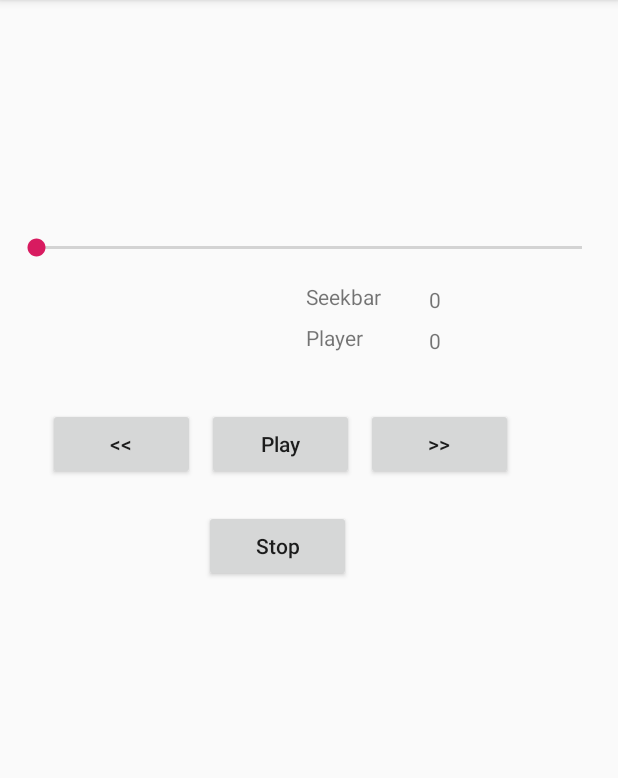
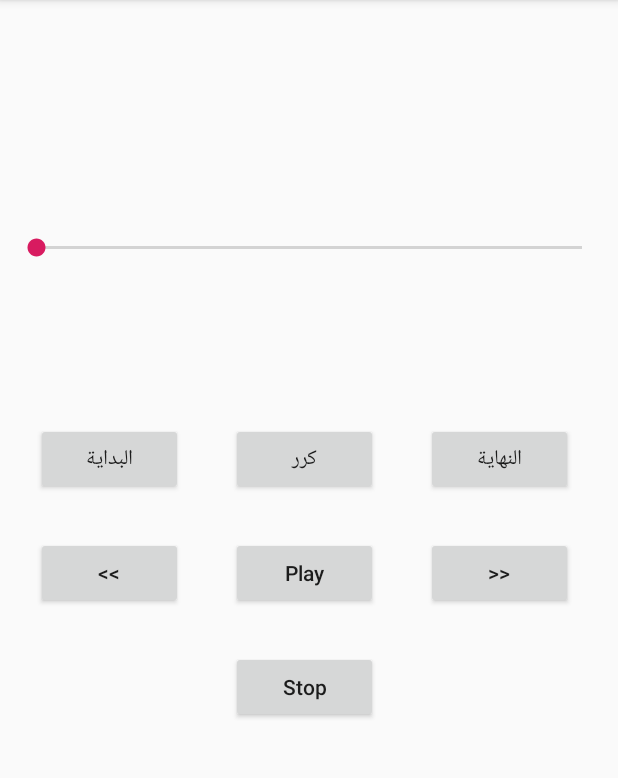
Before and after one commit to tayaraak/QuranbyHeart, an Android app: the screen it shows after launch (MainActivity), on a phone screen of 412 x 824 dp, the part 84-862 px from its top. Run offline under Robolectric (Android 15) with nearby library versions, the light colour scheme and no system bars.

Commit message:
Repeat function working

```diff
--- a/app/src/main/java/com/tayaraak/quranbyheart/MainActivity.java
+++ b/app/src/main/java/com/tayaraak/quranbyheart/MainActivity.java
@@ -4,27 +4,40 @@ import android.media.MediaPlayer;
 import android.os.Handler;
 import android.support.v7.app.AppCompatActivity;
 import android.os.Bundle;
-import android.util.Log;
 import android.view.View;
 import android.widget.Button;
 import android.widget.SeekBar;
 import android.widget.TextView;
 
-public class MainActivity extends AppCompatActivity {
+public class MainActivity extends AppCompatActivity implements View.OnClickListener {
 
     MediaPlayer player;
-    Button playPauseBtn;
-    Button stopBtn;
-    Button fwdBtn;
-    Button rwdBtn;
+
+    Button btnPlayPause;
+    Button btnStop;
+    Button btnFor;
+    Button btnRew;
+    Button btnStart;
+    Button btnEnd;
+    Button btnRepeat;
+
     SeekBar seekBar;
+
     Runnable runnable;
     Handler handler;
-    TextView playerValueTv;
-    TextView seekBarTv;
+
+    TextView tvCurrentPosition;
+    TextView tvTotalDuration;
+    TextView startTv;
+    TextView endTv;
+
+    int startPosition = 0;
+    int endPosition = 0;
+    boolean repeat = false;
+    boolean isRepeating = false;
+
 
     String TAG = "Main Activity";
-
 
 
     @Override
@@ -32,34 +45,36 @@ public class MainActivity extends AppCompatActivity {
         super.onCreate(savedInstanceState);
         setContentView(R.layout.activity_main);
 
-        playPauseBtn = (Button) findViewById(R.id.btnPlayPause);
-        stopBtn = (Button) findViewById(R.id.btnStop);
-        fwdBtn = (Button) findViewById(R.id.btnFor);
-        rwdBtn = (Button) findViewById(R.id.btnRew);
+        btnPlayPause = (Button) findViewById(R.id.btnPlayPause);
+        btnStop = (Button) findViewById(R.id.btnStop);
+        btnFor = (Button) findViewById(R.id.btnFor);
+        btnRew = (Button) findViewById(R.id.btnRew);
+        btnRepeat = (Button) findViewById(R.id.btnRepeat);
         seekBar = (SeekBar) findViewById(R.id.seekBar);
-        playerValueTv = (TextView) findViewById(R.id.PlayerValue);
-        seekBarTv = (TextView) findViewById(R.id.seekBarValue);
+        startTv = (TextView) findViewById(R.id.startTv);
+        endTv = (TextView) findViewById(R.id.endTv);
+        btnStart = (Button) findViewById(R.id.startBtn);
+        btnEnd = (Button) findViewById(R.id.endBtn);
+        tvCurrentPosition = (TextView) findViewById(R.id.tvCurrentPosition);
+        tvTotalDuration = (TextView) findViewById(R.id.tvTotalDuration);
         handler = new Handler();
-
-        player = MediaPlayer.create(this, R.raw.alnajm);
-
-        player.setOnPreparedListener(new MediaPlayer.OnPreparedListener() {
-            @Override
-            public void onPrepared(MediaPlayer mp) {
-                seekBar.setMax(player.getDuration());
-                changeSeekBar();
-            }
-        });
 
         seekBar.setOnSeekBarChangeListener(new SeekBar.OnSeekBarChangeListener() {
 
             @Override
             public void onProgressChanged(SeekBar seekBar, int progress, boolean fromUser) {
-                if (fromUser){
-                    Log.d(TAG, "onProgressChanged: " + progress);
-                    player.seekTo(progress);
+                if (fromUser) {
+                    if (player != null) {
+                        player.seekTo(progress);
+                        changeSeekBar();
+                    }
+                }
+                else {
+                    if (repeat && player.getCurrentPosition() >= endPosition){
+                        player.seekTo(startPosition);
+                }
+                }
 
-                }
             }
 
             @Override
@@ -73,68 +88,27 @@ public class MainActivity extends AppCompatActivity {
             }
         });
 
-        playPauseBtn.setOnClickListener(new View.OnClickListener() {
-            @Override
-            public void onClick(View v) {
+        btnPlayPause.setOnClickListener(this);
+        btnStop.setOnClickListener(this);
+        btnFor.setOnClickListener(this);
+        btnRew.setOnClickListener(this);
+        btnStart.setOnClickListener(this);
+        btnEnd.setOnClickListener(this);
+        btnRepeat.setOnClickListener(this);
 
-                player.setOnCompletionListener(new MediaPlayer.OnCompletionListener() {
-                    @Override
-                    public void onCompletion(MediaPlayer mp) {
-                        stopPlayer();
-                    }
-                });
-
-                if (player.isPlaying()){
-                    player.pause();
-                    playPauseBtn.setText("Play");
-                }else {
-                    player.start();
-                    player.seekTo(seekBar.getProgress());
-                    changeSeekBar();
-                    playPauseBtn.setText("Pause");
-
-                }
-            }
-        });
-
-
-
-        stopBtn.setOnClickListener(new View.OnClickListener() {
-            @Override
-            public void onClick(View v) {
-               stop();
-            }
-        });
-
-        fwdBtn.setOnClickListener(new View.OnClickListener() {
-            @Override
-            public void onClick(View v) {
-                if (player!=null){
-                    player.seekTo(player.getCurrentPosition()+5000);
-                }
-            }
-        });
-        rwdBtn.setOnClickListener(new View.OnClickListener() {
-            @Override
-            public void onClick(View v) {
-                if (player != null){
-                    player.seekTo(player.getCurrentPosition()-5000);
-                }
-            }
-        });
 
     }
 
-    public void stop(){
-        if (player != null){
-            stopPlayer();
-        }
-    }
+    public void stopPlayer() {
+        if (player != null) {
+            seekBar.setProgress(0);
+            player.seekTo(0);
+            tvCurrentPosition.setText(String.valueOf(0));
+            player.release();
 
-    public void stopPlayer(){
-        if (player != null) {
-            player.release();
+
             player = null;
+            btnPlayPause.setText("Play");
         }
     }
 
@@ -143,15 +117,86 @@ public class MainActivity extends AppCompatActivity {
         super.onStop();
         stopPlayer();
     }
-    private void changeSeekBar() {
-        if (player != null){
-            seekBar.setProgress(player.getCurrentPosition());
 
-            playerValueTv.setText( String.valueOf(player.getCurrentPosition()/1000));
-            seekBarTv.setText(String.valueOf(seekBar.getProgress()/1000));
+
+
+    @Override
+    public void onClick(View v) {
+        switch (v.getId()) {
+            case (R.id.btnPlayPause):
+                playPause();
+
+                break;
+            case (R.id.btnStop):
+                stopPlayer();
+
+                break;
+            case (R.id.btnFor):
+                if (player != null) {
+                    player.seekTo(player.getCurrentPosition() + 5000);
+                }
+                break;
+            case (R.id.btnRew):
+                if (player != null) {
+                    player.seekTo(player.getCurrentPosition() - 5000);
+                }
+                break;
+            case (R.id.startBtn):
+                if (player != null){
+                   startPosition = player.getCurrentPosition();
+                   startTv.setText(String.valueOf(startPosition));
+                }
+                break;
+            case (R.id.endBtn):
+            if (player != null){
+                endPosition = player.getCurrentPosition();
+                endTv.setText(String.valueOf(endPosition));
+            }
+            break;
+            case (R.id.btnRepeat):
+            repeatSegment();
+
+            break;
         }
 
-        if (player !=null && player.isPlaying()){
+
+    }
+
+    private void playPause(){
+
+        if (player == null) {
+            player = MediaPlayer.create(this, R.raw.salat);
+            player.setOnPreparedListener(new MediaPlayer.OnPreparedListener() {
+                @Override
+                public void onPrepared(MediaPlayer mp) {
+                    seekBar.setMax(player.getDuration());
+                    tvTotalDuration.setText(String.valueOf(player.getDuration()/1000));
+                }
+            });
+            player.start();
+            changeSeekBar();
+            btnPlayPause.setText("Pause");
+        }else
+        if (player.isPlaying()) {
+            player.pause();
+            btnPlayPause.setText("Play");
+        } else {
+            player.start();
+            btnPlayPause.setText("Pause");
+
+        }
+
+    }
+    private void changeSeekBar() {
+        if (player != null) {
+            seekBar.setProgress(player.getCurrentPosition());
+            tvCurrentPosition.setText("" + player.getCurrentPosition()/1000);
+
+
+
+        }
+
+        if (player != null && player.isPlaying()) {
             runnable = new Runnable() {
                 @Override
                 public void run() {
@@ -163,4 +208,23 @@ public class MainActivity extends AppCompatActivity {
         }
 
     }
+
+    private void repeatSegment (){
+
+
+        if (player != null){
+
+            if (repeat) {
+                repeat = false;
+                startTv.setText("");
+                endTv.setText("");
+            } else {
+                repeat = true;
+                player.seekTo(startPosition);
+            }
+
+
+
+        }
+    }
 }
--- a/app/src/main/res/layout/activity_main.xml
+++ b/app/src/main/res/layout/activity_main.xml
@@ -6,17 +6,27 @@
     android:layout_height="match_parent"
     tools:context=".MainActivity">
 
+
+    <TextView
+        android:id="@+id/endTv"
+        android:layout_width="wrap_content"
+        android:layout_height="24dp"
+        android:layout_marginBottom="8dp"
+        app:layout_constraintBottom_toTopOf="@+id/endBtn"
+        app:layout_constraintEnd_toEndOf="@+id/endBtn"
+        app:layout_constraintStart_toStartOf="@+id/endBtn" />
+
     <Button
         android:id="@+id/btnPlayPause"
         android:layout_width="98dp"
         android:layout_height="48dp"
-        android:layout_marginStart="8dp"
-        android:layout_marginLeft="8dp"
-        android:layout_marginTop="272dp"
+        android:layout_marginStart="32dp"
+        android:layout_marginLeft="32dp"
+        android:layout_marginTop="28dp"
         android:text="Play"
         android:textAllCaps="false"
         app:layout_constraintStart_toEndOf="@+id/btnRew"
-        app:layout_constraintTop_toTopOf="parent" />
+        app:layout_constraintTop_toBottomOf="@+id/startBtn" />
 
     <SeekBar
         android:id="@+id/seekBar"
@@ -36,80 +46,100 @@
         android:id="@+id/btnFor"
         android:layout_width="98dp"
         android:layout_height="48dp"
-        android:layout_marginStart="8dp"
-        android:layout_marginLeft="8dp"
-        android:layout_marginTop="272dp"
+        android:layout_marginStart="32dp"
+        android:layout_marginLeft="32dp"
+        android:layout_marginTop="28dp"
         android:text="&gt;&gt;"
         android:textAllCaps="false"
         app:layout_constraintStart_toEndOf="@+id/btnPlayPause"
-        app:layout_constraintTop_toTopOf="parent" />
+        app:layout_constraintTop_toBottomOf="@+id/endBtn" />
 
     <Button
         android:id="@+id/btnRew"
         android:layout_width="98dp"
         android:layout_height="48dp"
-        android:layout_marginStart="32dp"
-        android:layout_marginLeft="32dp"
-        android:layout_marginTop="272dp"
+        android:layout_marginStart="24dp"
+        android:layout_marginLeft="24dp"
+        android:layout_marginTop="28dp"
         android:text="&lt;&lt;"
         android:textAllCaps="false"
         app:layout_constraintStart_toStartOf="parent"
-        app:layout_constraintTop_toTopOf="parent" />
+        app:layout_constraintTop_toBottomOf="@+id/startBtn" />
 
     <Button
         android:id="@+id/btnStop"
         android:layout_width="98dp"
         android:layout_height="48dp"
-        android:layout_marginStart="136dp"
-        android:layout_marginLeft="136dp"
-        android:layout_marginTop="20dp"
+        android:layout_marginStart="32dp"
+        android:layout_marginLeft="32dp"
+        android:layout_marginTop="28dp"
         android:text="Stop"
         android:textAllCaps="false"
-        app:layout_constraintStart_toStartOf="parent"
+        app:layout_constraintStart_toEndOf="@+id/btnRew"
         app:layout_constraintTop_toBottomOf="@+id/btnPlayPause" />
 
     <TextView
-        android:id="@+id/textView3"
+        android:id="@+id/tvCurrentPosition"
         android:layout_width="wrap_content"
         android:layout_height="wrap_content"
-        android:layout_marginStart="204dp"
-        android:layout_marginLeft="204dp"
-        android:layout_marginTop="188dp"
-        android:text="Seekbar"
+        android:layout_marginStart="24dp"
+        android:layout_marginLeft="24dp"
+        android:layout_marginTop="8dp"
+        android:text=""
         app:layout_constraintStart_toStartOf="parent"
-        app:layout_constraintTop_toTopOf="parent" />
+        app:layout_constraintTop_toBottomOf="@+id/seekBar" />
 
     <TextView
-        android:id="@+id/PlayerValue"
+        android:id="@+id/tvTotalDuration"
         android:layout_width="wrap_content"
         android:layout_height="wrap_content"
-        android:layout_marginStart="44dp"
-        android:layout_marginLeft="44dp"
         android:layout_marginTop="8dp"
+        android:layout_marginEnd="24dp"
+        android:layout_marginRight="24dp"
         android:text=""
-        app:layout_constraintStart_toEndOf="@+id/textView4"
-        app:layout_constraintTop_toBottomOf="@+id/seekBarValue" />
+        app:layout_constraintEnd_toEndOf="parent"
+        app:layout_constraintTop_toBottomOf="@+id/seekBar" />
+
+    <Button
+        android:id="@+id/startBtn"
+        android:layout_width="98dp"
+        android:layout_height="48dp"
+        android:layout_marginStart="24dp"
+        android:layout_marginLeft="24dp"
+        android:layout_marginTop="108dp"
+        android:text="البداية"
+        app:layout_constraintStart_toStartOf="parent"
+        app:layout_constraintTop_toBottomOf="@+id/seekBar" />
+
+    <Button
+        android:id="@+id/endBtn"
+        android:layout_width="98dp"
+        android:layout_height="48dp"
+        android:layout_marginStart="32dp"
+        android:layout_marginLeft="32dp"
+        android:layout_marginTop="108dp"
+        android:text="النهاية"
+        app:layout_constraintStart_toEndOf="@+id/btnRepeat"
+        app:layout_constraintTop_toBottomOf="@+id/seekBar" />
 
     <TextView
-        android:id="@+id/seekBarValue"
+        android:id="@+id/startTv"
         android:layout_width="wrap_content"
+        android:layout_height="24dp"
+        android:layout_marginBottom="8dp"
+        app:layout_constraintBottom_toTopOf="@+id/startBtn"
+        app:layout_constraintEnd_toEndOf="@+id/startBtn"
+        app:layout_constraintStart_toStartOf="@+id/startBtn" />
+
+    <Button
+        android:id="@+id/btnRepeat"
+        android:layout_width="98dp"
         android:layout_height="wrap_content"
         android:layout_marginStart="32dp"
         android:layout_marginLeft="32dp"
-        android:layout_marginTop="16dp"
-        android:text=""
-        app:layout_constraintStart_toEndOf="@+id/textView3"
+        android:layout_marginTop="108dp"
+        android:text="كرر"
+        app:layout_constraintStart_toEndOf="@+id/startBtn"
         app:layout_constraintTop_toBottomOf="@+id/seekBar" />
 
-    <TextView
-        android:id="@+id/textView4"
-        android:layout_width="wrap_content"
-        android:layout_height="wrap_content"
-        android:layout_marginStart="204dp"
-        android:layout_marginLeft="204dp"
-        android:layout_marginTop="8dp"
-        android:text="Player"
-        app:layout_constraintStart_toStartOf="parent"
-        app:layout_constraintTop_toBottomOf="@+id/textView3" />
-
 </android.support.constraint.ConstraintLayout>
```
